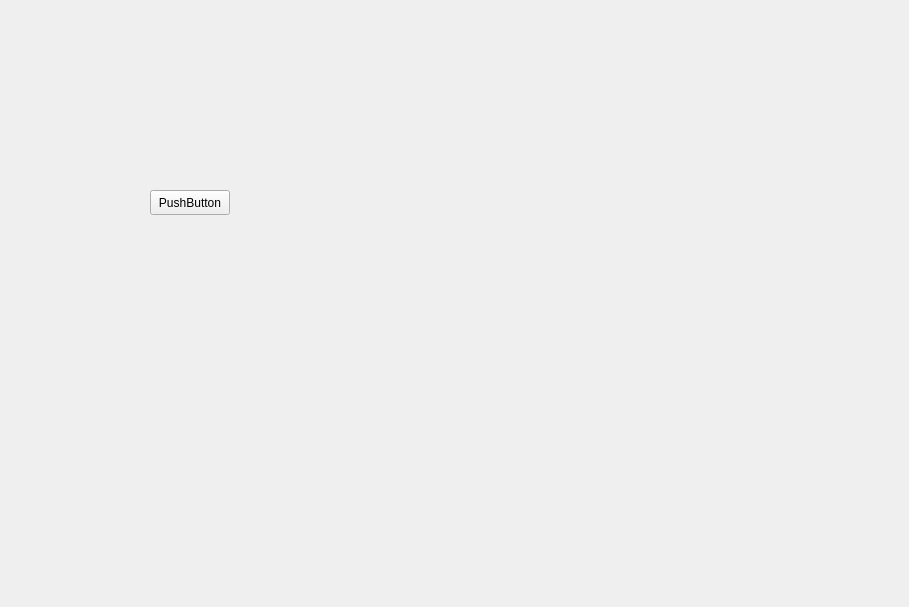
Skop-22/ControlAnchoBanda-Pyside6, file GUI/Interface/VentanaPrin2.ui: the form before one commit.
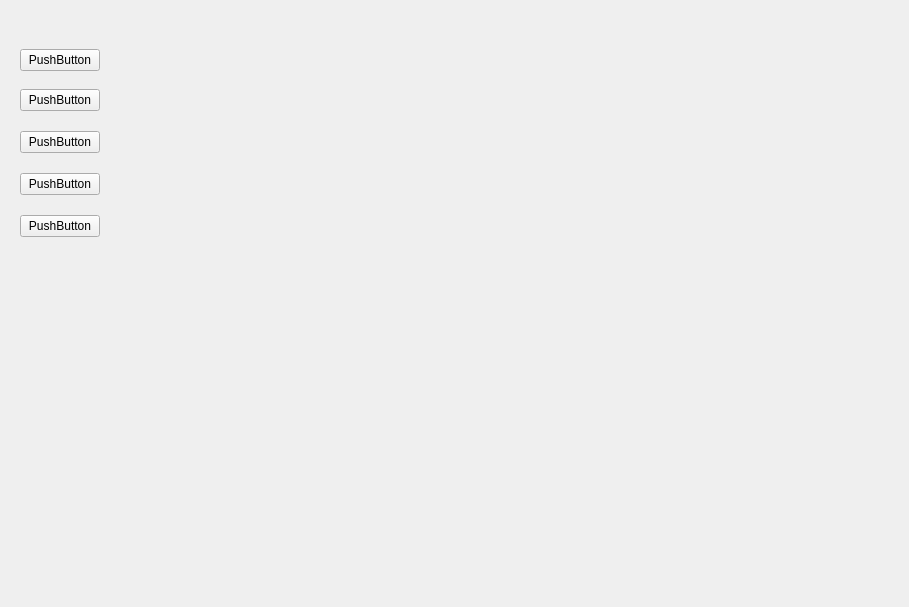
The form after the commit. Custom widgets are drawn as their Qt base class.

Commit message: Configuración de la vista principal En la rama QFluenteWindow Cambios a ser confirmados: 	modificados:     GUI/Interface/VentanaPrin2.ui 	modificados:     GUI/ui_VentanaPrin2.py 	modificados:     main.py

```diff
--- a/GUI/Interface/VentanaPrin2.ui
+++ b/GUI/Interface/VentanaPrin2.ui
@@ -13,19 +13,107 @@
   <property name="windowTitle">
    <string>Form</string>
   </property>
-  <widget class="PushButton" name="pushButton">
-   <property name="geometry">
-    <rect>
-     <x>150</x>
-     <y>190</y>
-     <width>80</width>
-     <height>25</height>
-    </rect>
+  <layout class="QGridLayout" name="gridLayout_4">
+   <property name="topMargin">
+    <number>40</number>
    </property>
-   <property name="text">
-    <string>PushButton</string>
-   </property>
-  </widget>
+   <item row="0" column="0">
+    <widget class="QWidget" name="widget" native="true">
+     <layout class="QGridLayout" name="gridLayout_2">
+      <property name="leftMargin">
+       <number>0</number>
+      </property>
+      <property name="topMargin">
+       <number>0</number>
+      </property>
+      <property name="rightMargin">
+       <number>0</number>
+      </property>
+      <property name="bottomMargin">
+       <number>0</number>
+      </property>
+      <property name="spacing">
+       <number>0</number>
+      </property>
+      <item row="0" column="0" alignment="Qt::AlignTop">
+       <widget class="QWidget" name="widget_2" native="true">
+        <layout class="QGridLayout" name="gridLayout">
+         <item row="0" column="0">
+          <widget class="PushButton" name="pushButton">
+           <property name="text">
+            <string>PushButton</string>
+           </property>
+          </widget>
+         </item>
+        </layout>
+       </widget>
+      </item>
+      <item row="1" column="0">
+       <widget class="QWidget" name="widget_3" native="true">
+        <property name="sizePolicy">
+         <sizepolicy hsizetype="Preferred" vsizetype="Expanding">
+          <horstretch>0</horstretch>
+          <verstretch>0</verstretch>
+         </sizepolicy>
+        </property>
+        <layout class="QGridLayout" name="gridLayout_3">
+         <property name="verticalSpacing">
+          <number>20</number>
+         </property>
+         <item row="2" column="0">
+          <widget class="PushButton" name="pushButton_4">
+           <property name="text">
+            <string>PushButton</string>
+           </property>
+          </widget>
+         </item>
+         <item row="4" column="0">
+          <spacer name="verticalSpacer">
+           <property name="orientation">
+            <enum>Qt::Vertical</enum>
+           </property>
+           <property name="sizeHint" stdset="0">
+            <size>
+             <width>20</width>
+             <height>40</height>
+            </size>
+           </property>
+          </spacer>
+         </item>
+         <item row="0" column="0">
+          <widget class="PushButton" name="pushButton_2">
+           <property name="text">
+            <string>PushButton</string>
+           </property>
+          </widget>
+         </item>
+         <item row="1" column="0">
+          <widget class="PushButton" name="pushButton_3">
+           <property name="text">
+            <string>PushButton</string>
+           </property>
+          </widget>
+         </item>
+         <item row="3" column="0">
+          <widget class="PushButton" name="pushButton_5">
+           <property name="text">
+            <string>PushButton</string>
+           </property>
+          </widget>
+         </item>
+        </layout>
+       </widget>
+      </item>
+     </layout>
+    </widget>
+   </item>
+   <item row="0" column="1">
+    <widget class="QStackedWidget" name="stackedWidget">
+     <widget class="QWidget" name="page"/>
+     <widget class="QWidget" name="page_2"/>
+    </widget>
+   </item>
+  </layout>
  </widget>
  <customwidgets>
   <customwidget>
```
The commit also changes 2 other files.
